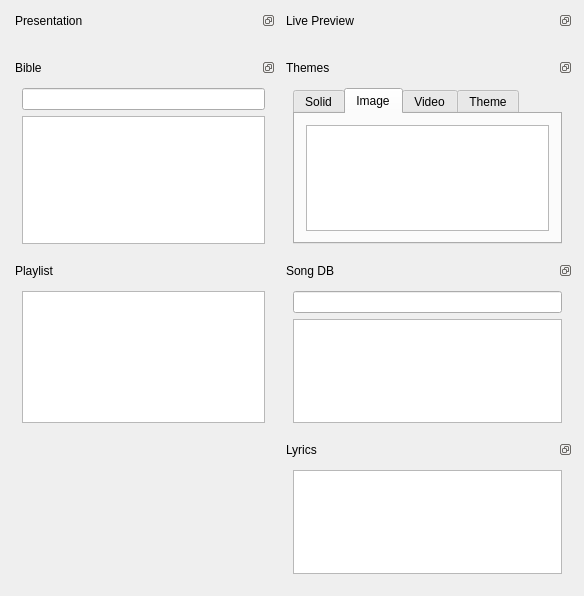
Qt form kworship/kworshipview_base.ui (amalon/kworship) before a commit.
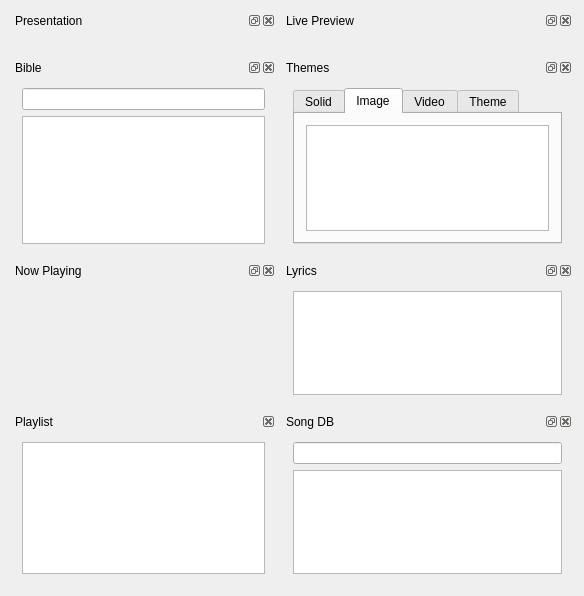
The same form after that commit.

Patch:
```diff
--- a/kworship/kworshipview_base.ui
+++ b/kworship/kworshipview_base.ui
@@ -21,9 +21,6 @@
      <property name="floating" >
       <bool>false</bool>
      </property>
-     <property name="features" >
-      <set>QDockWidget::DockWidgetFloatable|QDockWidget::DockWidgetMovable</set>
-     </property>
      <property name="windowTitle" >
       <string>Presentation</string>
      </property>
@@ -34,9 +31,6 @@
    </item>
    <item row="3" column="1" >
     <widget class="QDockWidget" name="dockThemes" >
-     <property name="features" >
-      <set>QDockWidget::DockWidgetFloatable|QDockWidget::DockWidgetMovable</set>
-     </property>
      <property name="windowTitle" >
       <string>Themes</string>
      </property>
@@ -141,9 +135,6 @@
      <property name="floating" >
       <bool>false</bool>
      </property>
-     <property name="features" >
-      <set>QDockWidget::DockWidgetFloatable|QDockWidget::DockWidgetMovable</set>
-     </property>
      <property name="allowedAreas" >
       <set>Qt::AllDockWidgetAreas</set>
      </property>
@@ -159,14 +150,11 @@
      </widget>
     </widget>
    </item>
-   <item row="4" column="1" >
+   <item row="5" column="1" >
     <widget class="QDockWidget" name="dockSongs" >
      <property name="floating" >
       <bool>false</bool>
      </property>
-     <property name="features" >
-      <set>QDockWidget::DockWidgetFloatable|QDockWidget::DockWidgetMovable</set>
-     </property>
      <property name="windowTitle" >
       <string>Song DB</string>
      </property>
@@ -185,30 +173,13 @@
      </widget>
     </widget>
    </item>
-   <item row="6" column="1" >
-    <widget class="QDockWidget" name="dockLyrics" >
-     <property name="features" >
-      <set>QDockWidget::DockWidgetFloatable|QDockWidget::DockWidgetMovable</set>
-     </property>
-     <property name="windowTitle" >
-      <string>Lyrics</string>
-     </property>
-     <widget class="QWidget" name="dockWidgetContents_4" >
-      <layout class="QVBoxLayout" name="verticalLayout_7" >
-       <item>
-        <widget class="QTreeView" name="treeView" />
-       </item>
-      </layout>
-     </widget>
-    </widget>
-   </item>
-   <item row="4" column="0" >
+   <item row="5" column="0" >
     <widget class="QDockWidget" name="dockPlaylist" >
      <property name="layoutDirection" >
       <enum>Qt::LeftToRight</enum>
      </property>
      <property name="features" >
-      <set>QDockWidget::NoDockWidgetFeatures</set>
+      <set>QDockWidget::DockWidgetClosable</set>
      </property>
      <property name="windowTitle" >
       <string>Playlist</string>
@@ -224,9 +195,6 @@
    </item>
    <item row="3" column="0" >
     <widget class="QDockWidget" name="dockBible" >
-     <property name="features" >
-      <set>QDockWidget::DockWidgetFloatable|QDockWidget::DockWidgetMovable</set>
-     </property>
      <property name="windowTitle" >
       <string>Bible</string>
      </property>
@@ -239,9 +207,38 @@
         <widget class="QListView" name="listBible" />
        </item>
       </layout>
-      <zorder>searchBible</zorder>
-      <zorder>listBible</zorder>
-      <zorder>dockPlaylist</zorder>
+     </widget>
+    </widget>
+   </item>
+   <item row="4" column="0" >
+    <widget class="QDockWidget" name="dockNowPlaying" >
+     <property name="windowTitle" >
+      <string>Now Playing</string>
+     </property>
+     <widget class="QWidget" name="dockWidgetContents_8" >
+      <layout class="QHBoxLayout" name="horizontalLayout_8" >
+       <item>
+        <layout class="QHBoxLayout" name="layoutNowPlaying" >
+         <property name="spacing" >
+          <number>0</number>
+         </property>
+        </layout>
+       </item>
+      </layout>
+     </widget>
+    </widget>
+   </item>
+   <item row="4" column="1" >
+    <widget class="QDockWidget" name="dockLyrics" >
+     <property name="windowTitle" >
+      <string>Lyrics</string>
+     </property>
+     <widget class="QWidget" name="dockWidgetContents_4" >
+      <layout class="QVBoxLayout" name="verticalLayout_7" >
+       <item>
+        <widget class="QTreeView" name="treeView" />
+       </item>
+      </layout>
      </widget>
     </widget>
    </item>
```
Left out of the diff: 7 changed lines with no effect on the pictures.
